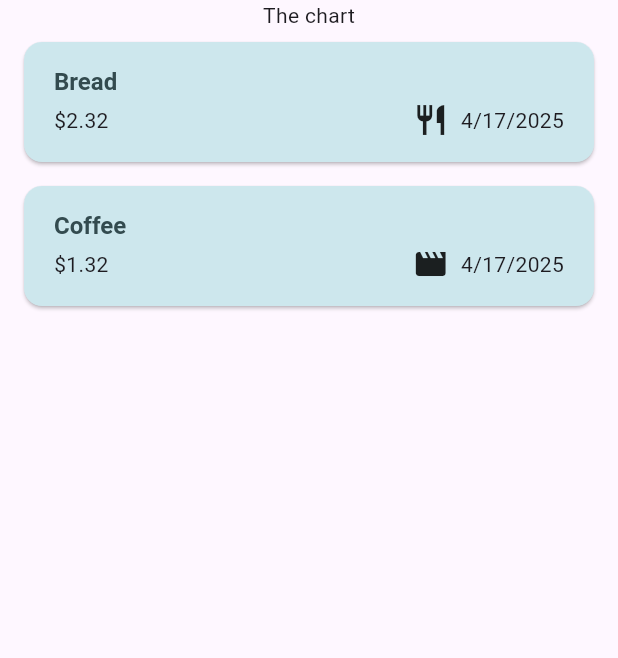
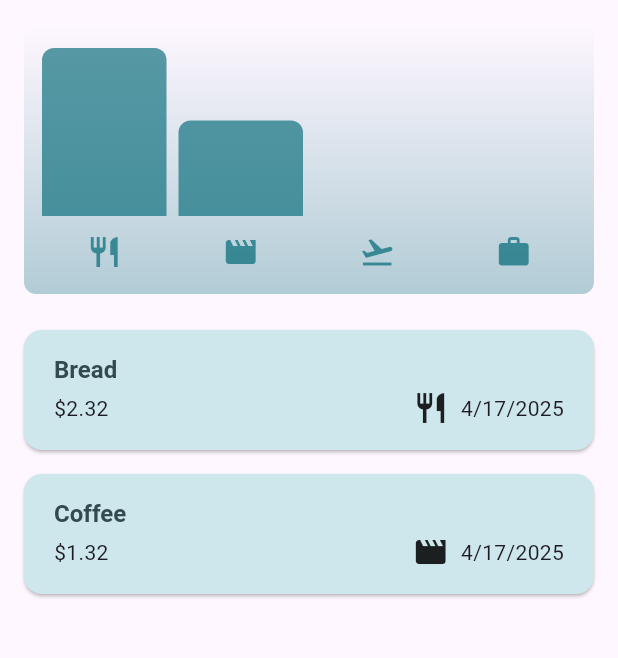
Before and after one commit to AdrianKnapp/finance-app, a Flutter app: the screen it shows after launch, on a phone screen of 412 x 824 dp, the part 84-742 px from its top. Run offline on Flutter 3.47's test engine with Material 3 defaults, Android fonts, the phone set to English and light mode, and no system bars.

Commit message:
feat(expenses): added expenses chart

```diff
--- a/lib/models/expense.dart
+++ b/lib/models/expense.dart
@@ -37,3 +37,28 @@ class Expense {
     return formatter.format(date);
   }
 }
+
+class ExpenseBucket {
+  final Category category;
+  final List<Expense> expenses;
+
+  ExpenseBucket({
+    required this.category,
+    required this.expenses,
+  });
+
+  ExpenseBucket.forCategory(List<Expense> allExpenses, this.category)
+      : expenses = allExpenses
+            .where((element) => element.category == category)
+            .toList();
+
+  double get totalExpenses {
+    double sum = 0;
+
+    for (final expense in expenses) {
+      sum += expense.amount;
+    }
+
+    return sum;
+  }
+}
--- /dev/null
+++ b/lib/widgets/chart/chart.dart
@@ -0,0 +1,94 @@
+import 'package:finance_app/models/expense.dart';
+import 'package:finance_app/widgets/chart/chart_bar.dart';
+import 'package:flutter/material.dart';
+
+class Chart extends StatelessWidget {
+  const Chart({super.key, required this.expenses});
+
+  final List<Expense> expenses;
+
+  List<ExpenseBucket> get buckets {
+    return [
+      ExpenseBucket.forCategory(expenses, Category.food),
+      ExpenseBucket.forCategory(expenses, Category.leisure),
+      ExpenseBucket.forCategory(expenses, Category.travel),
+      ExpenseBucket.forCategory(expenses, Category.work),
+    ];
+  }
+
+  double get maxTotalExpense {
+    double maxTotalExpense = 0;
+
+    for (final bucket in buckets) {
+      if (bucket.totalExpenses > maxTotalExpense) {
+        maxTotalExpense = bucket.totalExpenses;
+      }
+    }
+
+    return maxTotalExpense;
+  }
+
+  @override
+  Widget build(BuildContext context) {
+    final isDarkMode =
+        MediaQuery.of(context).platformBrightness == Brightness.dark;
+    return Container(
+      margin: const EdgeInsets.all(16),
+      padding: const EdgeInsets.symmetric(
+        vertical: 16,
+        horizontal: 8,
+      ),
+      width: double.infinity,
+      height: 180,
+      decoration: BoxDecoration(
+        borderRadius: BorderRadius.circular(8),
+        gradient: LinearGradient(
+          colors: [
+            Theme.of(context).colorScheme.primary.withOpacity(0.3),
+            Theme.of(context).colorScheme.primary.withOpacity(0.0)
+          ],
+          begin: Alignment.bottomCenter,
+          end: Alignment.topCenter,
+        ),
+      ),
+      child: Column(
+        children: [
+          Expanded(
+            child: Row(
+              crossAxisAlignment: CrossAxisAlignment.end,
+              children: [
+                for (final bucket in buckets) // alternative to map()
+                  ChartBar(
+                    fill: bucket.totalExpenses == 0
+                        ? 0
+                        : bucket.totalExpenses / maxTotalExpense,
+                  )
+              ],
+            ),
+          ),
+          const SizedBox(height: 12),
+          Row(
+            children: buckets
+                .map(
+                  (bucket) => Expanded(
+                    child: Padding(
+                      padding: const EdgeInsets.symmetric(horizontal: 4),
+                      child: Icon(
+                        categoryIcons[bucket.category],
+                        color: isDarkMode
+                            ? Theme.of(context).colorScheme.secondary
+                            : Theme.of(context)
+                                .colorScheme
+                                .primary
+                                .withOpacity(0.7),
+                      ),
+                    ),
+                  ),
+                )
+                .toList(),
+          )
+        ],
+      ),
+    );
+  }
+}
--- /dev/null
+++ b/lib/widgets/chart/chart_bar.dart
@@ -0,0 +1,34 @@
+import 'package:flutter/material.dart';
+
+class ChartBar extends StatelessWidget {
+  const ChartBar({
+    super.key,
+    required this.fill,
+  });
+
+  final double fill;
+
+  @override
+  Widget build(BuildContext context) {
+    final isDarkMode =
+        MediaQuery.of(context).platformBrightness == Brightness.dark;
+    return Expanded(
+      child: Padding(
+        padding: const EdgeInsets.symmetric(horizontal: 4),
+        child: FractionallySizedBox(
+          heightFactor: fill,
+          child: DecoratedBox(
+            decoration: BoxDecoration(
+              shape: BoxShape.rectangle,
+              borderRadius:
+                  const BorderRadius.vertical(top: Radius.circular(8)),
+              color: isDarkMode
+                  ? Theme.of(context).colorScheme.secondary
+                  : Theme.of(context).colorScheme.primary.withOpacity(0.65),
+            ),
+          ),
+        ),
+      ),
+    );
+  }
+}
--- a/lib/widgets/expenses.dart
+++ b/lib/widgets/expenses.dart
@@ -1,3 +1,4 @@
+import 'package:finance_app/widgets/chart/chart.dart';
 import 'package:finance_app/widgets/expenses_list/expenses_list.dart';
 import 'package:finance_app/models/expense.dart';
 import 'package:finance_app/widgets/new_expense.dart';
@@ -92,7 +93,7 @@ class _ExpensesState extends State<Expenses> {
       ),
       body: Column(
         children: [
-          const Text('The chart'),
+          Chart(expenses: _registeredExpenses),
           Expanded(
             child: mainContent,
           ),
```
